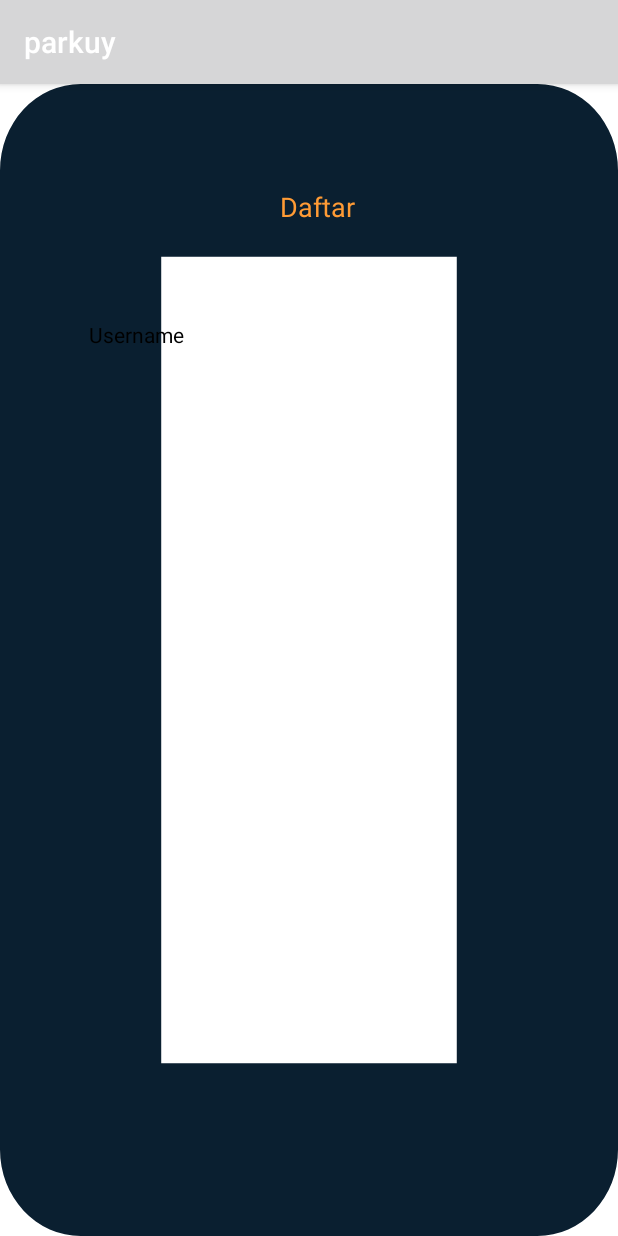
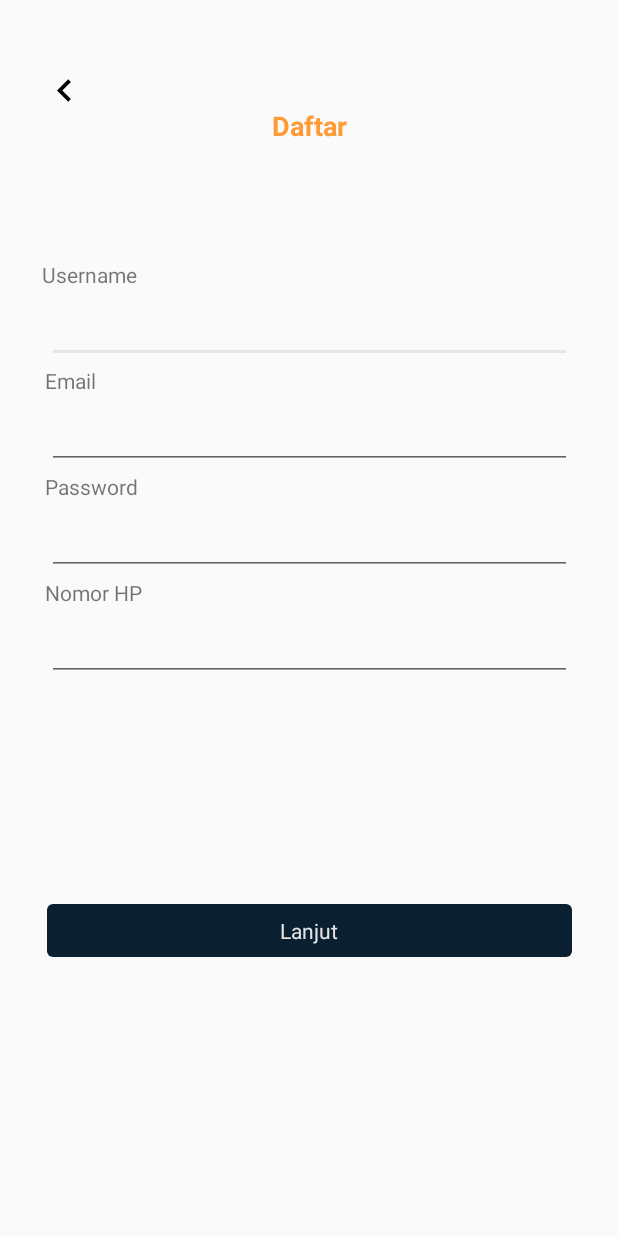
Before and after one commit to zahwawrr/RPL, an Android app: the screen it shows after launch (MainActivity), on a phone screen of 412 x 824 dp. Run offline under Robolectric (Android 15) with nearby library versions, the phone set to English and light mode, and no system bars.

Commit message:
login page, baru interface

```diff
--- /dev/null
+++ b/app/src/main/res/drawable/bg_btn.xml
@@ -0,0 +1,9 @@
+<?xml version="1.0" encoding="utf-8"?>
+<shape xmlns:android="http://schemas.android.com/apk/res/android">
+    <corners
+        android:radius="4dp"
+        />
+    <solid
+        android:color="@color/prime"
+        />
+</shape>
--- /dev/null
+++ b/app/src/main/res/drawable/ic_chevron_left_black_24dp.xml
@@ -0,0 +1,9 @@
+<vector xmlns:android="http://schemas.android.com/apk/res/android"
+        android:width="30dp"
+        android:height="30dp"
+        android:viewportWidth="24.0"
+        android:viewportHeight="24.0">
+    <path
+        android:fillColor="#FF000000"
+        android:pathData="M15.41,7.41L14,6l-6,6 6,6 1.41,-1.41L10.83,12z"/>
+</vector>
--- a/app/src/main/res/layout/loginpage.xml
+++ b/app/src/main/res/layout/loginpage.xml
@@ -1,57 +1,148 @@
 <?xml version="1.0" encoding="utf-8"?>
-<RelativeLayout
-    xmlns:android="http://schemas.android.com/apk/res/android"
-    android:id="@+id/android_22"
-    android:layout_width="fill_parent"
-    android:layout_height="fill_parent"
-    android:clipToOutline="true"
-    android:background="@drawable/android_22">
-
-    <View
-        android:id="@+id/page_4"
-        android:layout_width="306dp"
-        android:layout_height="640dp"
-        android:layout_alignParentLeft="true"
-        android:layout_alignParentTop="true"
-        android:layout_marginLeft="55dp"
-        android:layout_marginTop="45dp"
-        android:background="#00000000" >
-
-
-    </View>
-
-    <View
-        android:id="@+id/vector"
-        android:layout_width="0dp"
-        android:layout_height="0dp"
-        android:layout_alignParentLeft="true"
-        android:layout_alignParentTop="true"
-        android:layout_alignParentRight="true"
-        android:layout_alignParentBottom="true"
-        android:background="@drawable/vector" />
-
-    <TextView
-        android:id="@+id/username"
-        android:layout_width="115dp"
-        android:layout_height="18dp"
-        android:layout_alignParentLeft="true"
-        android:layout_alignParentTop="true"
-        android:layout_marginLeft="59dp"
-        android:layout_marginTop="157dp"
-        android:gravity="top"
-        android:text="@string/username"
-        android:textAppearance="@style/username" />
+<androidx.constraintlayout.widget.ConstraintLayout xmlns:android="http://schemas.android.com/apk/res/android"
+    xmlns:app="http://schemas.android.com/apk/res-auto"
+    xmlns:tools="http://schemas.android.com/tools"
+    android:id="@+id/linearLayout"
+    android:layout_width="match_parent"
+    android:layout_height="match_parent">
 
     <TextView
         android:id="@+id/daftar"
         android:layout_width="80dp"
-        android:layout_height="21dp"
-        android:layout_alignParentLeft="true"
-        android:layout_alignParentTop="true"
-        android:layout_marginLeft="171dp"
-        android:layout_marginTop="69dp"
-        android:gravity="center_horizontal|top"
+        android:layout_height="wrap_content"
+        android:layout_marginStart="140dp"
+        android:layout_marginEnd="140dp"
+        android:layout_marginTop="71dp"
         android:text="@string/daftar"
-        android:textAppearance="@style/daftar" />
+        android:textAlignment="center"
+        android:textAppearance="@style/daftar"
+        android:fontFamily="Roboto-Light"
+        app:layout_constraintEnd_toEndOf="parent"
+        app:layout_constraintStart_toStartOf="parent"
+        app:layout_constraintTop_toTopOf="parent" />
 
-</RelativeLayout>
+    <LinearLayout
+        android:id="@+id/linearLayout2"
+        android:layout_width="wrap_content"
+        android:layout_height="wrap_content"
+        android:layout_marginStart="28dp"
+        app:layout_constraintBottom_toTopOf="@+id/daftar"
+        app:layout_constraintStart_toStartOf="parent"
+        app:layout_constraintTop_toTopOf="parent"
+        android:layout_marginTop="49dp">
+
+        <ImageView
+            android:layout_width="wrap_content"
+            android:layout_height="wrap_content"
+            android:src="@drawable/ic_chevron_left_black_24dp" />
+    </LinearLayout>
+
+
+    <TextView
+        android:id="@+id/username"
+        android:layout_width="wrap_content"
+        android:layout_height="wrap_content"
+        android:layout_marginLeft="28dp"
+        android:layout_marginTop="77dp"
+        android:text="@string/username"
+        app:layout_constraintStart_toStartOf="parent"
+        app:layout_constraintTop_toBottomOf="@+id/daftar" />
+
+    <EditText
+        android:id="@+id/inputusername"
+        android:layout_width="350dp"
+        android:layout_height="wrap_content"
+        android:layout_marginTop="4dp"
+        android:layout_marginRight="30dp"
+        android:layout_marginLeft="30dp"
+        app:layout_constraintEnd_toEndOf="parent"
+        app:layout_constraintStart_toStartOf="parent"
+        app:layout_constraintTop_toBottomOf="@+id/username" />
+
+    <TextView
+        android:id="@+id/email"
+        android:layout_width="wrap_content"
+        android:layout_height="wrap_content"
+        android:layout_marginTop="51dp"
+        android:layout_marginStart="30dp"
+        android:text="Email"
+        app:layout_constraintStart_toStartOf="parent"
+        app:layout_constraintTop_toBottomOf="@+id/username" />
+
+    <EditText
+        android:id="@+id/inputemail"
+        android:layout_width="350dp"
+        android:layout_height="wrap_content"
+        android:layout_marginTop="4dp"
+        android:layout_marginRight="30dp"
+        android:layout_marginLeft="30dp"
+        app:layout_constraintEnd_toEndOf="parent"
+        app:layout_constraintStart_toStartOf="parent"
+        app:layout_constraintTop_toBottomOf="@+id/email" />
+
+    <TextView
+        android:id="@+id/password"
+        android:layout_width="wrap_content"
+        android:layout_height="wrap_content"
+        android:layout_marginTop="51dp"
+        android:layout_marginStart="30dp"
+        android:text="Password"
+        app:layout_constraintStart_toStartOf="parent"
+        app:layout_constraintTop_toBottomOf="@+id/email" />
+
+    <EditText
+        android:id="@+id/inputpass"
+        android:layout_width="350dp"
+        android:layout_height="wrap_content"
+        android:layout_marginTop="4dp"
+        android:layout_marginRight="30dp"
+        android:layout_marginLeft="30dp"
+        app:layout_constraintEnd_toEndOf="parent"
+        app:layout_constraintStart_toStartOf="parent"
+        app:layout_constraintTop_toBottomOf="@+id/password" />
+
+    <TextView
+        android:id="@+id/nomortelfon"
+        android:layout_width="wrap_content"
+        android:layout_height="wrap_content"
+        android:layout_marginTop="51dp"
+        android:layout_marginStart="30dp"
+        android:text="Nomor HP"
+        app:layout_constraintStart_toStartOf="parent"
+        app:layout_constraintTop_toBottomOf="@+id/password" />
+
+    <EditText
+        android:id="@+id/inputnomortelfon"
+        android:layout_width="350dp"
+        android:layout_height="wrap_content"
+        android:layout_marginTop="4dp"
+        android:layout_marginRight="30dp"
+        android:layout_marginLeft="30dp"
+        app:layout_constraintEnd_toEndOf="parent"
+        app:layout_constraintStart_toStartOf="parent"
+        app:layout_constraintTop_toBottomOf="@+id/nomortelfon" />
+
+    <LinearLayout
+        android:layout_width="350dp"
+        android:layout_height="35dp"
+        android:layout_marginLeft="30dp"
+        android:layout_marginTop="68dp"
+        android:layout_marginRight="30dp"
+        android:layout_marginBottom="106dp"
+        android:background="@drawable/bg_btn"
+        app:layout_constraintBottom_toBottomOf="parent"
+        app:layout_constraintEnd_toEndOf="parent"
+        app:layout_constraintStart_toStartOf="parent"
+        app:layout_constraintTop_toBottomOf="@+id/inputnomortelfon">
+
+        <TextView
+            android:layout_width="match_parent"
+            android:layout_height="match_parent"
+            android:gravity="center"
+            android:text="Lanjut"
+            android:textColor="@color/white" />
+
+    </LinearLayout>
+
+
+</androidx.constraintlayout.widget.ConstraintLayout>
--- a/app/src/main/res/values/styles.xml
+++ b/app/src/main/res/values/styles.xml
@@ -1,11 +1,11 @@
 <resources>
 
     <!-- Base application theme. -->
-    <style name="AppTheme" parent="Theme.AppCompat.Light.DarkActionBar">
+    <style name="AppTheme" parent="Theme.AppCompat.Light.NoActionBar">
         <!-- Customize your theme here. -->
-        <item name="colorPrimary">@color/colorPrimary</item>
-        <item name="colorPrimaryDark">@color/colorPrimaryDark</item>
-        <item name="colorAccent">@color/colorAccent</item>
+        <item name="colorPrimary">@color/orangeTeal</item>
+        <item name="colorPrimaryDark">@color/prime</item>
+        <item name="colorAccent">@color/white</item>
     </style>
 
     <style name="daftar">
@@ -18,6 +18,13 @@
             #FF9B35
         </item>
 
+        <item name="android:textStyle">
+            bold
+        </item>
+
+        <item name="android:fontFamily">
+            roboto_regular
+        </item>
     </style>
 
     <style name="username">
```
Also changed, not shown: app/src/main/res/font/roboto_light.ttf (added), app/src/main/res/font/roboto_medium.ttf (added), app/src/main/res/font/roboto_regular.ttf (added).
